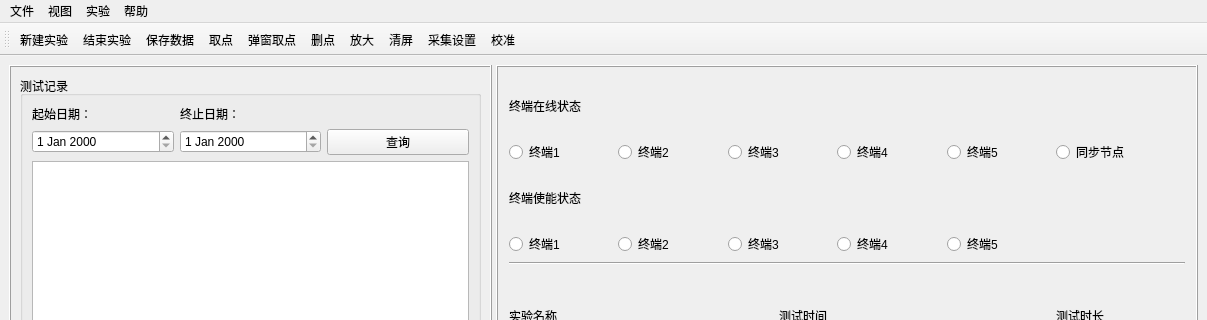
Above: mainwin.ui from WirelessDataCollect/UpperMonitor before the change; both pictures show x 0 to 1207 and y 0 to 320 of the 1207 by 809 pixel window. Below: the same form after it.
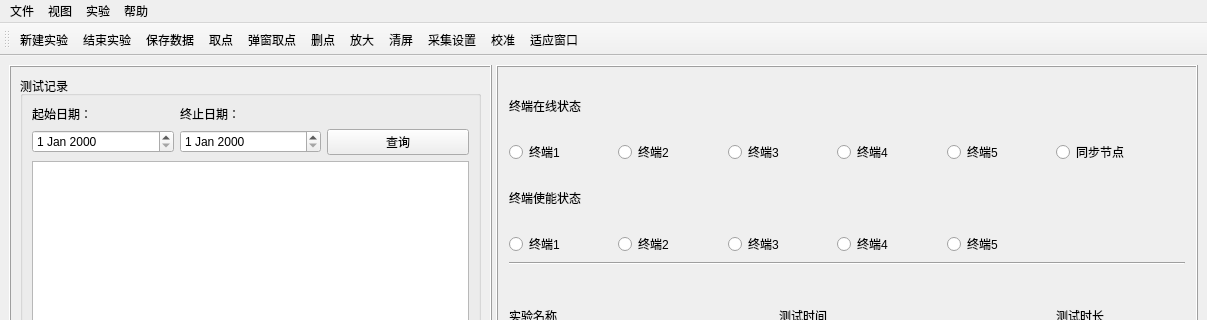
That is the form after the change. Icons and pictures are not drawn.

Diff of the .ui file:
```diff
--- a/mainwin.ui
+++ b/mainwin.ui
@@ -474,6 +474,7 @@
    <addaction name="action_2"/>
    <addaction name="action_4"/>
    <addaction name="action_15"/>
+   <addaction name="action_16"/>
   </widget>
   <action name="action">
    <property name="enabled">
@@ -631,6 +632,11 @@
     <string>校准</string>
    </property>
   </action>
+  <action name="action_16">
+   <property name="text">
+    <string>适应窗口</string>
+   </property>
+  </action>
  </widget>
  <resources>
   <include location="src.qrc"/>
```
Left out of the diff: 2 changed lines with no effect on the pictures.
